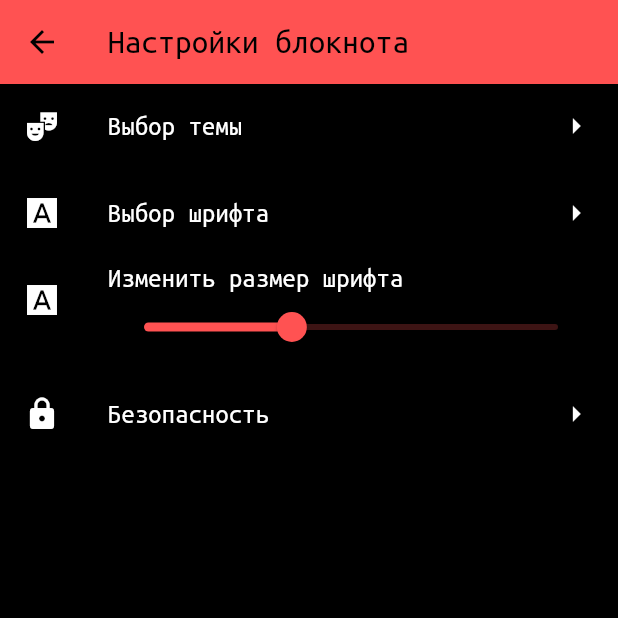
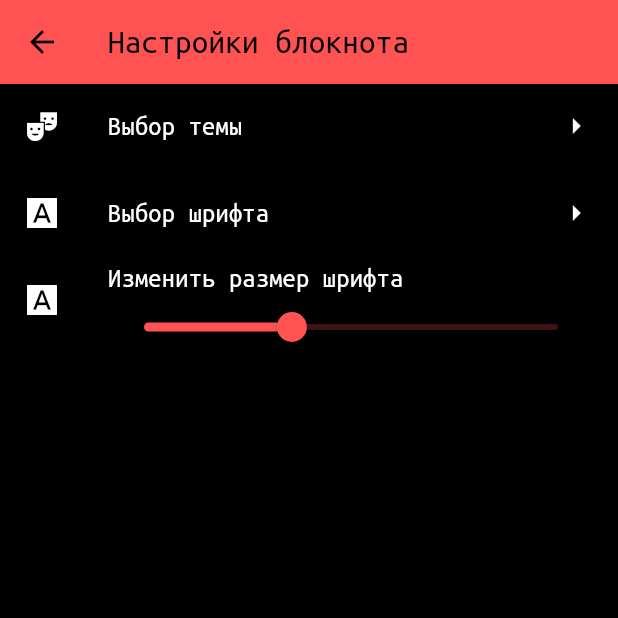
Before and after one commit to fear404-png/fastpad, a Flutter app: the screen it shows after launch, after a tap on the "settings" icon, on a phone screen of 412 x 824 dp, the top half of it. Run offline on Flutter 3.47's test engine with Material 2 defaults, Android fonts, the phone set to English and light mode, and no system bars; our stand-ins replace bloc, flutter_bloc, flutter_slidable, hive, hive_flutter; accounts and stored records are empty; project files that could hold a hidden picture were left out.

Commit message:
небольшие исправления

```diff
--- a/lib/app/app.dart
+++ b/lib/app/app.dart
@@ -1,8 +1,6 @@
 import 'package:fastpad/bloc/custom_bottom_sheet_bloc/custom_bottom_sheet_bloc.dart';
 
 import 'package:fastpad/bloc/notes_bloc/notes_bloc.dart';
-import 'package:fastpad/bloc/other_settings_bloc/other_settings_bloc.dart';
-import 'package:fastpad/bloc/theme_bloc/theme_bloc.dart';
 
 import 'package:fastpad/pages/note_edit/note_edit.dart';
 
@@ -26,9 +24,6 @@ class App extends StatelessWidget {
         BlocProvider<NotesBloc>(create: (BuildContext context) => NotesBloc()),
         BlocProvider<CustomBottomSheetBloc>(
             create: (BuildContext context) => CustomBottomSheetBloc()),
-        BlocProvider<OtherSettingsBloc>(
-            create: (BuildContext context) => OtherSettingsBloc()),
-        BlocProvider<ThemeBloc>(create: (BuildContext context) => ThemeBloc()),
       ],
       child: BlocBuilder<NotesBloc, NotesState>(
         builder: (context, state) {
--- a/lib/bloc/other_settings_bloc/other_settings_bloc.dart
+++ /dev/null
@@ -1,13 +0,0 @@
-import 'package:bloc/bloc.dart';
-import 'package:meta/meta.dart';
-
-part 'other_settings_event.dart';
-part 'other_settings_state.dart';
-
-class OtherSettingsBloc extends Bloc<OtherSettingsEvent, OtherSettingsState> {
-  OtherSettingsBloc() : super(OtherSettingsInitial()) {
-    on<OtherSettingsEvent>((event, emit) {
-      // TODO: implement event handler
-    });
-  }
-}
--- a/lib/bloc/other_settings_bloc/other_settings_event.dart
+++ /dev/null
@@ -1,4 +0,0 @@
-part of 'other_settings_bloc.dart';
-
-@immutable
-abstract class OtherSettingsEvent {}
--- a/lib/bloc/other_settings_bloc/other_settings_state.dart
+++ /dev/null
@@ -1,6 +0,0 @@
-part of 'other_settings_bloc.dart';
-
-@immutable
-abstract class OtherSettingsState {}
-
-class OtherSettingsInitial extends OtherSettingsState {}
--- a/lib/bloc/theme_bloc/theme_bloc.dart
+++ /dev/null
@@ -1,13 +0,0 @@
-import 'package:bloc/bloc.dart';
-import 'package:meta/meta.dart';
-
-part 'theme_event.dart';
-part 'theme_state.dart';
-
-class ThemeBloc extends Bloc<ThemeEvent, ThemeState> {
-  ThemeBloc() : super(ThemeInitial()) {
-    on<ThemeEvent>((event, emit) {
-      // TODO: implement event handler
-    });
-  }
-}
--- a/lib/bloc/theme_bloc/theme_event.dart
+++ /dev/null
@@ -1,4 +0,0 @@
-part of 'theme_bloc.dart';
-
-@immutable
-abstract class ThemeEvent {}
--- a/lib/bloc/theme_bloc/theme_state.dart
+++ /dev/null
@@ -1,6 +0,0 @@
-part of 'theme_bloc.dart';
-
-@immutable
-abstract class ThemeState {}
-
-class ThemeInitial extends ThemeState {}
--- a/lib/pages/notes_setting/notes_setting.dart
+++ b/lib/pages/notes_setting/notes_setting.dart
@@ -40,14 +40,6 @@ class NotesSettingPage extends StatelessWidget {
           );
         },
       ),
-      ListTile(
-        onTap: () {
-          Navigator.pushNamed(context, "/notes/setting/security");
-        },
-        title: const Text("Безопасность"),
-        leading: const Icon(Icons.lock),
-        trailing: const Icon(Icons.arrow_right),
-      ),
     ];
 
     return Scaffold(
```
Also changed, not shown: lib/bloc/notes_bloc/notes_bloc.dart (+10 -2 lines), lib/pages/note_edit/note_edit.dart (+6 -1 lines).
